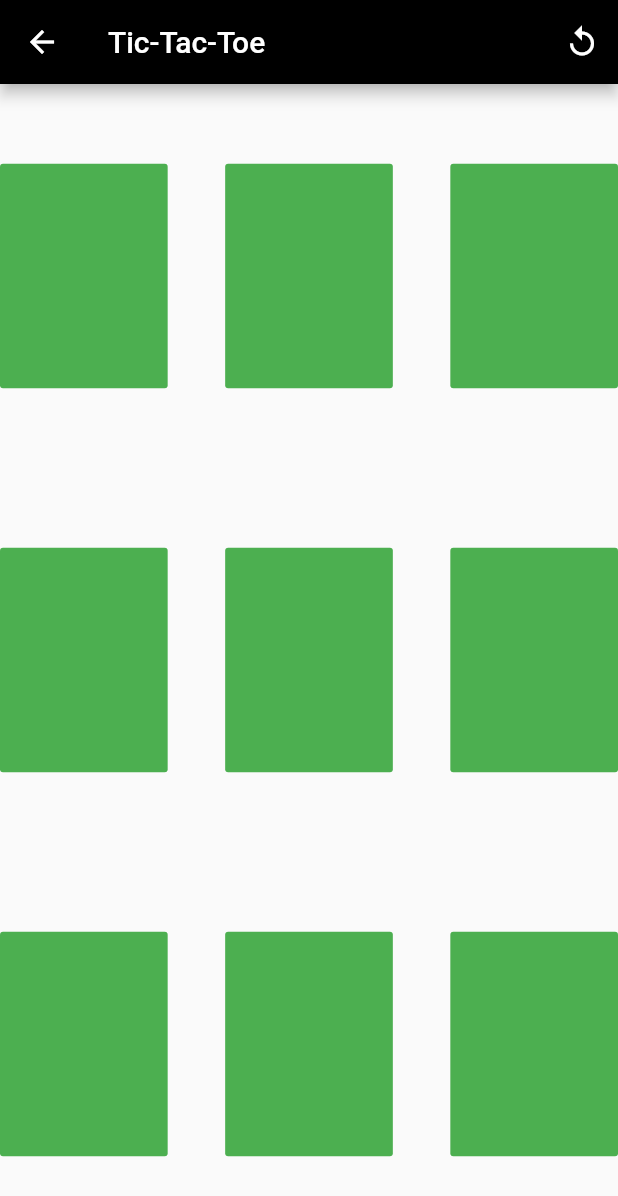
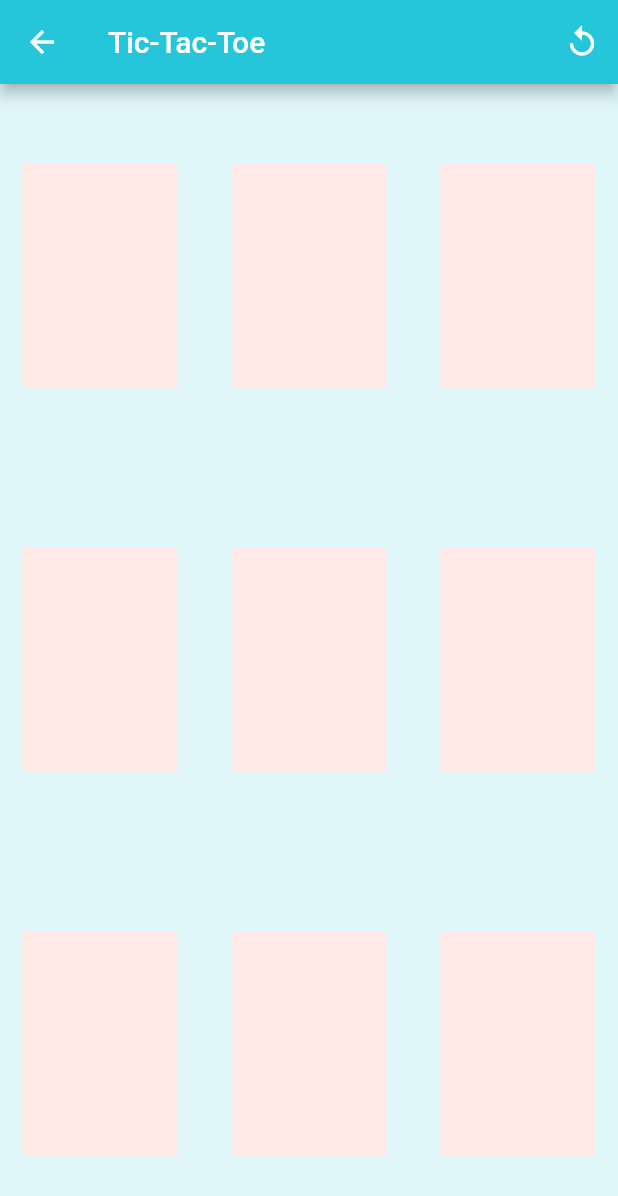
Before and after one commit to ElenaHrndz/Tic-Tac-Toe_Flutter, a Flutter app: the screen it shows after launch, after a tap on the "play arrow" icon, on a phone screen of 412 x 824 dp. Shown: the top 1196 px of the screen. Run offline on Flutter 3.47's test engine with Material 2 defaults, Android fonts, the phone set to English and light mode, and no system bars.

Commit message:
add colors and style

```diff
--- a/lib/game.dart
+++ b/lib/game.dart
@@ -25,7 +25,7 @@ class _MyGameState extends State<StatefulWidget> {
       }
       isX = !isX;
       hasAWinner = theresAMatch(coordenates);
-      if(!positions.containsValue('') || hasAWinner){
+      if (!positions.containsValue('') || hasAWinner) {
         itsGameFinish = true;
       }
       setState(() {});
@@ -43,7 +43,7 @@ class _MyGameState extends State<StatefulWidget> {
     hasAWinner = false;
     itsGameFinish = false;
     for (int i = 0; i < 3; i++) {
-      for(int j = 0; j < 3;j++){
+      for (int j = 0; j < 3; j++) {
         int x = i;
         int y = j;
         String s = '$x,$y';
@@ -53,34 +53,34 @@ class _MyGameState extends State<StatefulWidget> {
     setState(() {});
   }
 
-  bool theresAMatch(String coordenateString){
-    if(hasAVerticalMatch(coordenateString)){
+  bool theresAMatch(String coordenateString) {
+    if (hasAVerticalMatch(coordenateString)) {
       return true;
     }
-    if(hasAHorizontalMatch(coordenateString)){
+    if (hasAHorizontalMatch(coordenateString)) {
       return true;
     }
-    if(hasADiagonalMatch(coordenateString)){
+    if (hasADiagonalMatch(coordenateString)) {
       return true;
     }
     return false;
   }
 
-  bool hasADiagonalMatch(String coordenateString){
+  bool hasADiagonalMatch(String coordenateString) {
     var value = positions[coordenateString];
 
     bool hasCondition = true;
 
-    for(int i = 0; i< 3;i++){
-      if(positions['$i,$i'] != value){
+    for (int i = 0; i < 3; i++) {
+      if (positions['$i,$i'] != value) {
         hasCondition = false;
       }
     }
-    if(!hasCondition){
+    if (!hasCondition) {
       hasCondition = true;
-      for(int i=0; i< 3;i++){
-        int yValue = 2-i;
-        if(positions['$i,$yValue'] != value){
+      for (int i = 0; i < 3; i++) {
+        int yValue = 2 - i;
+        if (positions['$i,$yValue'] != value) {
           return false;
         }
       }
@@ -89,32 +89,31 @@ class _MyGameState extends State<StatefulWidget> {
     return hasCondition;
   }
 
-
-  bool hasAVerticalMatch(String coordenateString){
+  bool hasAVerticalMatch(String coordenateString) {
     var coordenates = coordenateString.split(',');
     var value = positions[coordenateString];
 
-    for(int i = 0; i < 3; i++){
-      if(positions['${coordenates[0]},$i'] != value){
+    for (int i = 0; i < 3; i++) {
+      if (positions['${coordenates[0]},$i'] != value) {
         return false;
       }
     }
     return true;
   }
 
-  bool hasAHorizontalMatch(String coordenateString){
+  bool hasAHorizontalMatch(String coordenateString) {
     var coordenates = coordenateString.split(',');
     var value = positions[coordenateString];
-    for(int i = 0; i < 3; i++){
-      if(positions['$i,${coordenates[1]}'] != value){
+    for (int i = 0; i < 3; i++) {
+      if (positions['$i,${coordenates[1]}'] != value) {
         return false;
       }
     }
     return true;
   }
 
-  IconData iconToSet(String sign){
-    return sign == 'x'?Icons.brightness_5:Icons.brightness_3;
+  IconData iconToSet(String sign) {
+    return sign == 'x' ? Icons.brightness_5 : Icons.brightness_3;
   }
 
   ///This is the button you press to set a value
@@ -123,37 +122,47 @@ class _MyGameState extends State<StatefulWidget> {
     return Expanded(
         flex: 35,
         child: Container(
-        height: MediaQuery.of(context).size.height/5.5,
+          height: MediaQuery.of(context).size.height / 5.5,
           child: FlatButton(
             onPressed: () => printSomething(coordenates),
             child: positions[coordenates] != ''
-              ? Icon(iconToSet(positions[coordenates]))
+                ? Icon(iconToSet(positions[coordenates]), size: 50)
                 : Icon(null),
-          color: Colors.green,
-          textColor: Colors.yellow,
+            color: Color(0xFFFEEAE6),
+            textColor: Color(0xFFC5032B),
           ),
-      )
-    );
+        ));
   }
 
-  Widget gameRow(int numberOfRow){
+  Widget gameRow(int numberOfRow) {
     return Expanded(
         flex: 30,
         child: Flex(
           direction: Axis.horizontal,
           mainAxisAlignment: MainAxisAlignment.spaceEvenly,
-        children: <Widget>[gameButton(numberOfRow, 0), ExpandedBox(12), gameButton(numberOfRow, 1), ExpandedBox(12),gameButton(numberOfRow, 2)],
-      )
-    );
+          children: <Widget>[
+            ExpandedBox(5),
+            gameButton(numberOfRow, 0),
+            ExpandedBox(12),
+            gameButton(numberOfRow, 1),
+            ExpandedBox(12),
+            gameButton(numberOfRow, 2),
+            ExpandedBox(5)
+          ],
+        ));
   }
 
-  List<Widget> winObjects(){
-    return <Widget> [
-      Text('The winer is:'),
-      ExpandedBox(5),
-      Icon(isX? Icons.brightness_3:Icons.brightness_5)
+  List<Widget> winObjects() {
+    return <Widget>[
+      ExpandedBox(1),
+      Text('The winer is:',
+          style:
+              TextStyle(fontWeight: FontWeight.bold, color: Color(0xFFFBB8AC), fontSize: 50)),
+      Icon(isX ? Icons.brightness_3 : Icons.brightness_5, color:Color(0xFFC5032B), size: 50),
+      ExpandedBox(1),
     ];
   }
+
   @override
   Widget build(BuildContext context) {
     return Scaffold(
@@ -167,22 +176,27 @@ class _MyGameState extends State<StatefulWidget> {
           ),
         ],
       ),
-      body:  Center(
-        child: !itsGameFinish ? Flex(
+      body: Center(
+          child: !itsGameFinish
+              ? Flex(
                   direction: Axis.vertical,
                   mainAxisAlignment: MainAxisAlignment.center,
-          children: <Widget>[
-            gameRow(2),
-            gameRow(1),
-            gameRow(0)
+                  children: <Widget>[gameRow(2), gameRow(1), gameRow(0)],
+                )
+              : Flex(
+                  direction: Axis.vertical,
+                  children: hasAWinner
+                      ? winObjects()
+                      : <Widget>[
+                          ExpandedBox(1),
+                          Text('its a tie',
+                              style: TextStyle(
+                                  fontWeight: FontWeight.bold,
+                                  color: Color(0xFFFBB8AC),
+                                  fontSize: 50)),
+                          ExpandedBox(1)
                         ],
-        ): Flex(
-          direction: Axis.vertical,
-          children: hasAWinner?winObjects():<Widget>[
-            Text('its a tie')
-          ],
-        )
-      ),
+                )),
     );
   }
 }
--- a/lib/main.dart
+++ b/lib/main.dart
@@ -1,35 +1,27 @@
 import 'package:flutter/material.dart';
 
+import './widgets/colors.dart';
 import 'game.dart';
 import 'credits.dart';
 import './widgets/expandedbox.dart';
 
 void main() => runApp(MyApp());
 
-class MyApp extends StatelessWidget{
+class MyApp extends StatelessWidget {
   @override
   Widget build(BuildContext context) {
     return MaterialApp(
-      theme: ThemeData(
-        buttonColor: Colors.green,
-        backgroundColor: Colors.blue,
-        primaryColor: Colors.black,
-        floatingActionButtonTheme: FloatingActionButtonThemeData(
-          backgroundColor: Colors.green
-        )
-      ),
       routes: <String, WidgetBuilder>{
         '/game': (BuildContext context) => new MyGame(),
-        '/credits': (BuildContext context)=> new Credits()
+        '/credits': (BuildContext context) => new Credits()
       },
       home: TicTacToeGame(),
+      theme: _ticTheam,
     );
   }
 }
 
-class TicTacToeGame extends StatelessWidget{
-
-
+class TicTacToeGame extends StatelessWidget {
   @override
   Widget build(BuildContext context) {
     return Scaffold(
@@ -39,19 +31,25 @@ class TicTacToeGame extends StatelessWidget{
       children: <Widget>[
         ExpandedBox(20),
         Expanded(
-            child: Text('Tic Tac Toe'),
+          child: Text('Tic Tac Toe',
+              style: TextStyle(
+                  fontWeight: FontWeight.bold, color: Color(0xFFC5032B), fontSize: 60)),
           flex: 20,
         ),
         ExpandedBox(5),
         Expanded(
           child: FloatingActionButton(
-              child: Icon(Icons.play_arrow),
+            child: Icon(Icons.play_arrow, size: 50),
+            foregroundColor: Color(0xFFC5032B),
+            backgroundColor: Color(0xFFFEEAE6),
+            shape: RoundedRectangleBorder(
+                borderRadius: BorderRadius.all(Radius.circular(16.0))),
             heroTag: 'play',
-              onPressed:(){
+            onPressed: () {
               Navigator.pushNamed(context, '/game');
             },
           ),
-            flex: 20,
+          flex: 15,
         ),
         ExpandedBox(10),
         Flex(
@@ -61,8 +59,10 @@ class TicTacToeGame extends StatelessWidget{
             Expanded(
               child: FloatingActionButton(
                 child: Icon(Icons.info),
+                foregroundColor: Color(0xFFC5032B),
+                backgroundColor: Color(0xFFFEEAE6),
                 heroTag: 'info',
-                  onPressed:(){
+                onPressed: () {
                   Navigator.pushNamed(context, '/credits');
                 },
               ),
@@ -73,7 +73,24 @@ class TicTacToeGame extends StatelessWidget{
         ),
         ExpandedBox(5)
       ],
-      )
+    ));
+  }
+}
+
+final ThemeData _ticTheam = _buildTicTheam();
+
+ThemeData _buildTicTheam() {
+  final ThemeData base = ThemeData.light();
+  return base.copyWith(
+    accentColor: ticColor300,
+    primaryColor: ticColor100,
+    buttonTheme: base.buttonTheme.copyWith(
+      buttonColor: ticColor400,
+      // textTheme: ButtonTextTheme.normal,
+    ),
+    scaffoldBackgroundColor: ticBackgroundWhite,
+    cardColor: ticBackgroundWhite,
+    textSelectionColor: ticColor,
+    errorColor: ticErrorRed,
   );
 }
-}
--- /dev/null
+++ b/lib/widgets/colors.dart
@@ -0,0 +1,13 @@
+import 'package:flutter/material.dart';
+
+const ticColor = const Color(0xFFFEEAE6);
+const ticColor100 = const Color(0xFF26C6DA);
+const ticColor300 = const Color(0xFFFBB8AC);
+const ticColor400 = const Color(0xFFEAA4A4);
+
+const ticColor900 = const Color(0xFF442B2D);
+
+const ticErrorRed = const Color(0xFFC5032B);
+
+const ticSurfaceWhite = const Color(0xFFFFFBFA);
+const ticBackgroundWhite = const Color(0xFFE0F7FA);
```
Lines whose indentation alone changed are shown as unchanged.
